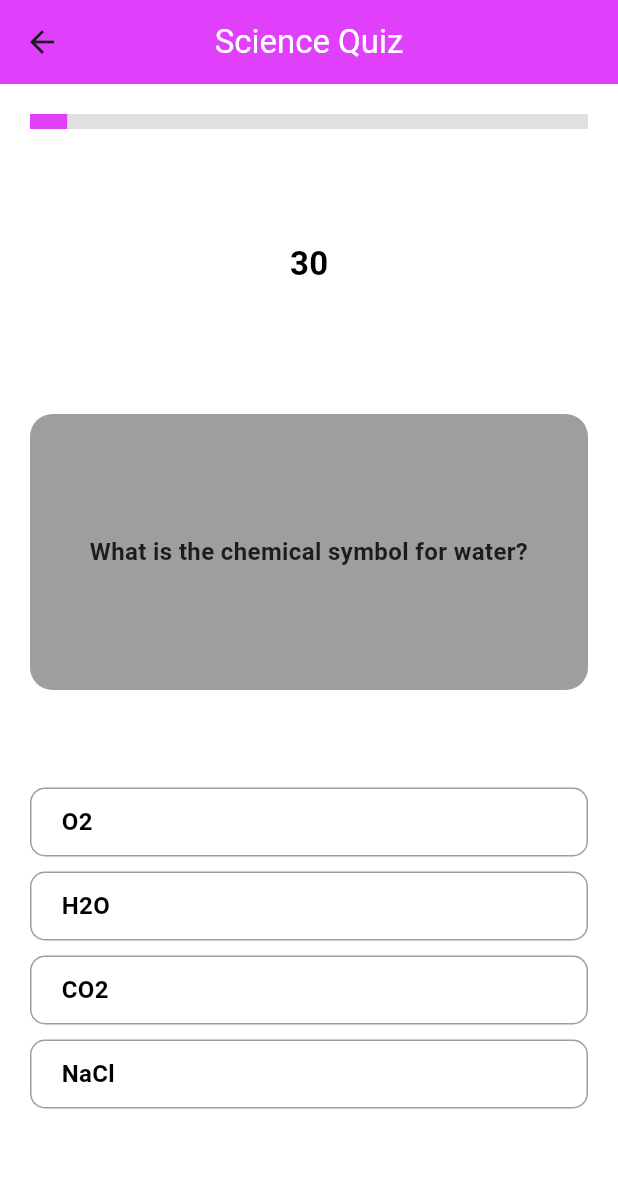
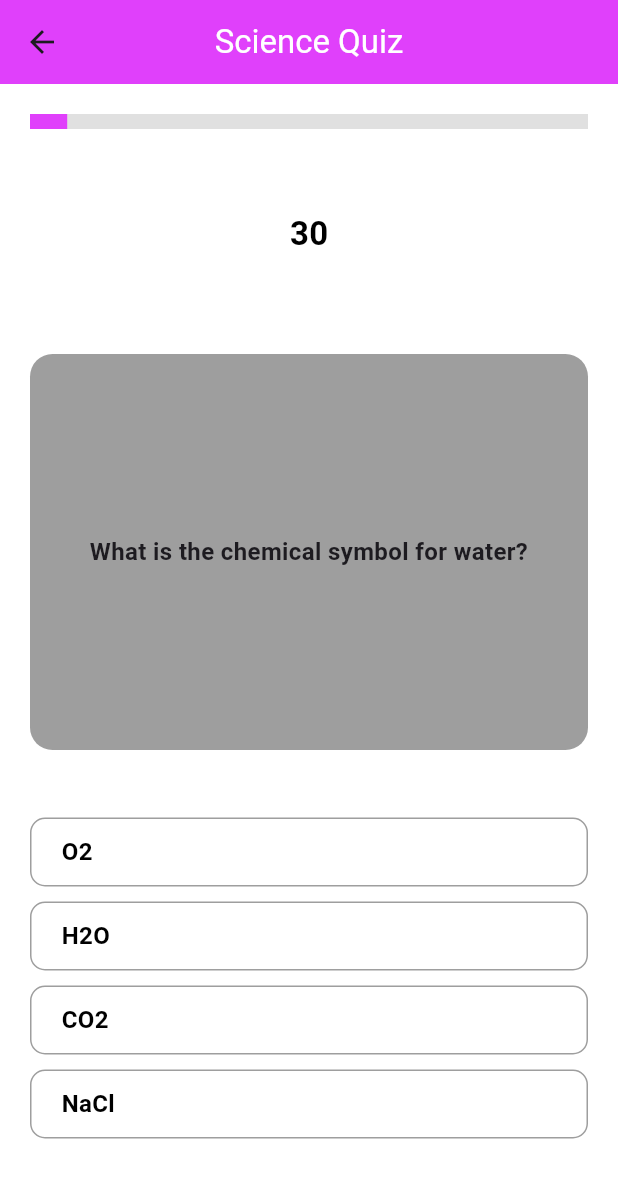
Before and after one commit to safnaTk/fquiz_app1, a Flutter app: the HomeScreen screen opened directly, after a tap on "Science", on a phone screen of 412 x 824 dp. Shown: the top 1178 px of the screen. Run offline on Flutter 3.47's test engine with Material 3 defaults, Android fonts, the phone set to English and light mode, and no system bars; drawn by our look-alikes of circular_countdown_timer.

Commit message:
screens updated

```diff
--- a/lib/view/home_screen.dart
+++ b/lib/view/home_screen.dart
@@ -2,7 +2,6 @@ import 'package:flutter/material.dart';
 import 'package:fquiz_app1/dummydb.dart';
 import 'package:fquiz_app1/model/questions_model/questions_model.dart';
 import 'package:fquiz_app1/view/quiz_screen.dart';
-
 
 class HomeScreen extends StatefulWidget {
   const HomeScreen({super.key});
@@ -44,39 +43,28 @@ class _HomeScreenState extends State<HomeScreen> {
                   crossAxisCount: 2,
                   crossAxisSpacing: 20,
                   mainAxisSpacing: 20,
-                  childAspectRatio: 1.2,// adjust item size
+                  childAspectRatio: 1.2, // adjust item size
                 ),
                 itemCount: categories.length,
                 itemBuilder: (context, index) {
-                  final category = categories[index];
-
                   return GestureDetector(
                     onTap: () {
-                      // Get the correct question list based on category
-                      List<QuestionModel> questions = [];
-                      switch (category['name']) {
-                        case 'Science':
-                          questions = Dummydb.scienceQuestion;
-                          break;
-                        case 'History':
-                          questions = Dummydb.historyQuestions;
-                          break;
-                        case 'Geography':
-                          questions = Dummydb.geographyQuestions;
-                          break;
-                        case 'Maths':
-                          questions = Dummydb.mathsQuestions;
-                          break;
-                      }
-
                       // Navigate to QuizScreen with questions
                       Navigator.push(
                         context,
                         MaterialPageRoute(
                           builder:
                               (context) => QuizScreen(
-                                categoryName: category['name'],
-                                questions: questions,
+                                categoryName: categories[index]['name'],
+                                questions:
+                                    categories[index]['name'] == 'Science'
+                                        ? Dummydb.scienceQuestion
+                                        : categories[index]['name'] == 'History'
+                                        ? Dummydb.historyQuestions
+                                        : categories[index]['name'] ==
+                                            'Geography'
+                                        ? Dummydb.geographyQuestions
+                                        : Dummydb.mathsQuestions,
                               ),
                         ),
                       );
@@ -89,10 +77,14 @@ class _HomeScreenState extends State<HomeScreen> {
                       child: Column(
                         mainAxisAlignment: MainAxisAlignment.center,
                         children: [
-                          Icon(category['icon'], size: 50, color: Colors.white),
+                          Icon(
+                            categories[index]['icon'],
+                            size: 50,
+                            color: Colors.white,
+                          ),
                           const SizedBox(height: 10),
                           Text(
-                            category['name'],
+                            categories[index]['name'],
                             style: const TextStyle(
                               fontSize: 18,
                               fontWeight: FontWeight.bold,
--- a/lib/view/quiz_screen.dart
+++ b/lib/view/quiz_screen.dart
@@ -2,9 +2,6 @@ import 'package:circular_countdown_timer/circular_countdown_timer.dart';
 import 'package:flutter/material.dart';
 import 'package:fquiz_app1/model/questions_model/questions_model.dart';
 import 'package:fquiz_app1/view/result_screen.dart';
-
-
-
 
 class QuizScreen extends StatefulWidget {
   final String categoryName;
@@ -43,7 +40,7 @@ class _QuizScreenState extends State<QuizScreen> {
         child: Padding(
           padding: const EdgeInsets.all(20.0),
           child: Column(
-            spacing: 20,
+            spacing: 10,
             mainAxisAlignment: MainAxisAlignment.center,
             children: [
               LinearProgressIndicator(
```
Also changed, not shown: lib/view/result_screen.dart (+0 -7 lines).
